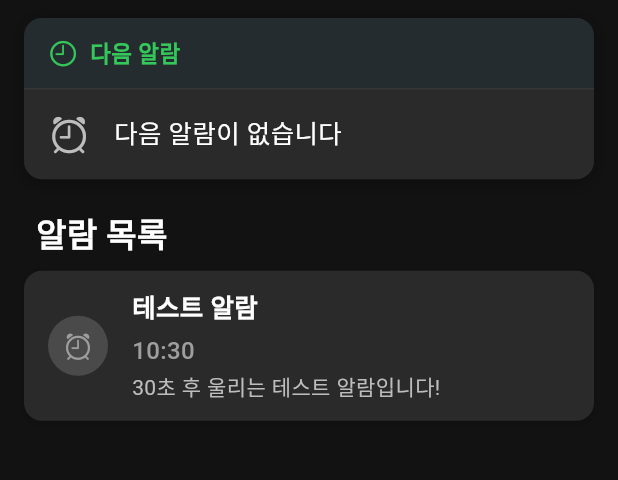
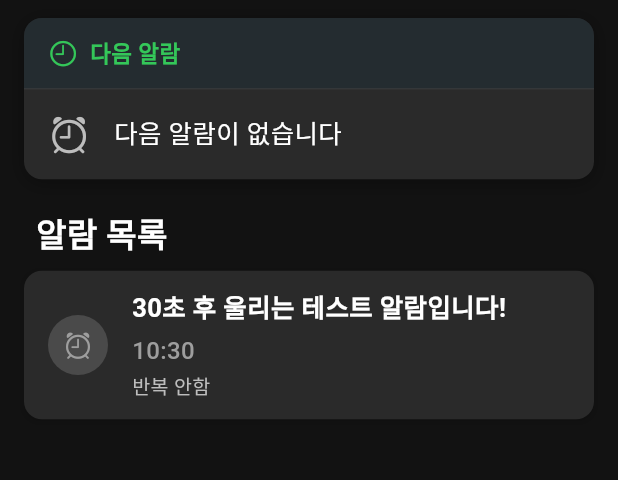
Before and after one commit to S-Soo100/alarm-from-hell, a Flutter app: the screen it shows after launch, on a phone screen of 412 x 824 dp, the part 84-564 px from its top. Run offline on Flutter 3.47's test engine with Material 3 defaults, Android fonts, the phone set to English and light mode, and no system bars; our stand-ins replace flutter_local_notifications, hive, hive_flutter, permission_handler; missing offline and left inert: alarm; accounts and stored records are empty; statements that could not run were skipped.

Commit message:
알람 리스트 레이아웃 수정

```diff
--- a/lib/component/alarm_list_widget.dart
+++ b/lib/component/alarm_list_widget.dart
@@ -527,6 +527,23 @@ class AlarmItem extends StatelessWidget {
 
   @override
   Widget build(BuildContext context) {
+    // 요일 표시를 위한 문자열 리스트
+    final List<String> dayNames = ['월', '화', '수', '목', '금', '토', '일'];
+
+    // 활성화된 요일을 문자열로 변환
+    String repeatingDaysText = '';
+    if (alarm.isRepeating) {
+      List<String> activeDays = [];
+      for (int i = 0; i < 7; i++) {
+        if (alarm.repeatingDays[i]) {
+          activeDays.add(dayNames[i]);
+        }
+      }
+      repeatingDaysText = activeDays.join(', ');
+    } else {
+      repeatingDaysText = '반복 안함';
+    }
+
     return Container(
       padding: EdgeInsets.symmetric(vertical: 12, horizontal: 16),
       child: Row(
@@ -558,7 +575,7 @@ class AlarmItem extends StatelessWidget {
               crossAxisAlignment: CrossAxisAlignment.start,
               children: [
                 Text(
-                  alarm.title,
+                  alarm.body,
                   style: TextStyle(
                     fontWeight: FontWeight.w600,
                     fontSize: 17,
@@ -575,12 +592,28 @@ class AlarmItem extends StatelessWidget {
                   ),
                 ),
                 SizedBox(height: 2),
-                Text(
-                  alarm.body,
-                  style: TextStyle(
-                    color: isDark ? Colors.grey[400] : Colors.grey[600],
-                    fontSize: 14,
-                  ),
+                Row(
+                  children: [
+                    Text(
+                      repeatingDaysText,
+                      style: TextStyle(
+                        color: isDark ? Colors.grey[400] : Colors.grey[600],
+                        fontSize: 13,
+                        fontWeight: FontWeight.w500,
+                      ),
+                    ),
+                    // SizedBox(width: 8),
+                    // Expanded(
+                    //   child: Text(
+                    //     alarm.body,
+                    //     style: TextStyle(
+                    //       color: isDark ? Colors.grey[400] : Colors.grey[600],
+                    //       fontSize: 14,
+                    //     ),
+                    //     overflow: TextOverflow.ellipsis,
+                    //   ),
+                    // ),
+                  ],
                 ),
               ],
             ),
```
